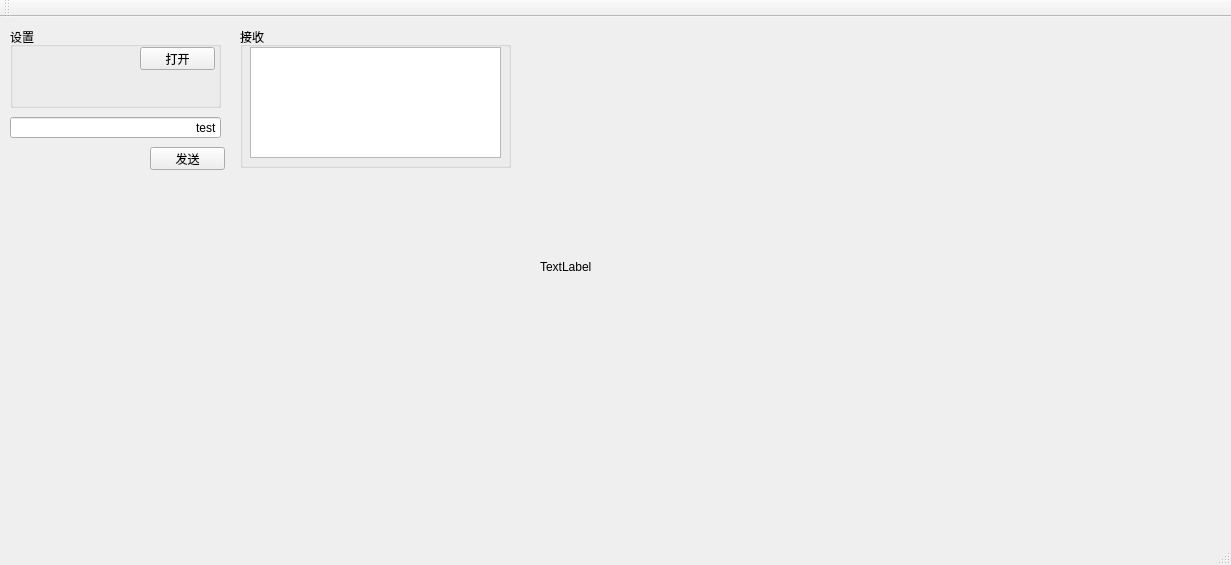
The window that mainwindow.ui (guanglun/openvio_pc) describes before a commit, drawn with Qt 5.
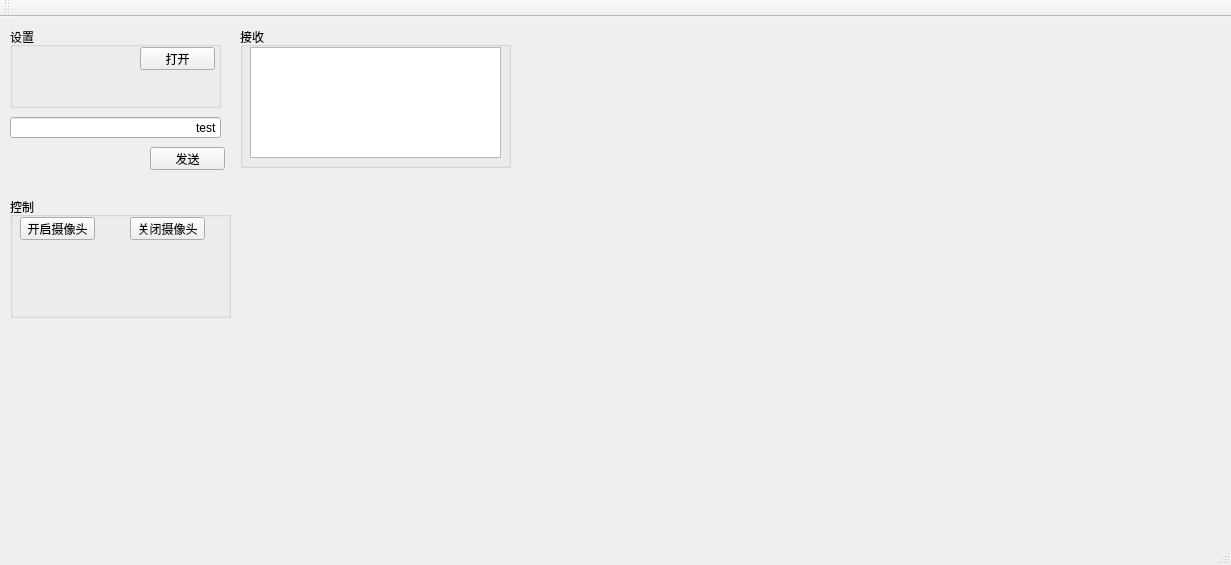
The same window after the commit.

```diff
--- a/mainwindow.ui
+++ b/mainwindow.ui
@@ -160,14 +160,56 @@
     <property name="geometry">
      <rect>
       <x>540</x>
-      <y>10</y>
+      <y>20</y>
       <width>640</width>
       <height>480</height>
      </rect>
     </property>
     <property name="text">
-     <string>TextLabel</string>
+     <string/>
     </property>
+    <property name="alignment">
+     <set>Qt::AlignCenter</set>
+    </property>
+   </widget>
+   <widget class="QGroupBox" name="groupBox_3">
+    <property name="geometry">
+     <rect>
+      <x>10</x>
+      <y>180</y>
+      <width>221</width>
+      <height>121</height>
+     </rect>
+    </property>
+    <property name="title">
+     <string>控制</string>
+    </property>
+    <widget class="QPushButton" name="pb_cam_start">
+     <property name="geometry">
+      <rect>
+       <x>10</x>
+       <y>20</y>
+       <width>75</width>
+       <height>23</height>
+      </rect>
+     </property>
+     <property name="text">
+      <string>开启摄像头</string>
+     </property>
+    </widget>
+    <widget class="QPushButton" name="pb_cam_stop">
+     <property name="geometry">
+      <rect>
+       <x>120</x>
+       <y>20</y>
+       <width>75</width>
+       <height>23</height>
+      </rect>
+     </property>
+     <property name="text">
+      <string>关闭摄像头</string>
+     </property>
+    </widget>
    </widget>
   </widget>
   <widget class="QMenuBar" name="menuBar">
```
